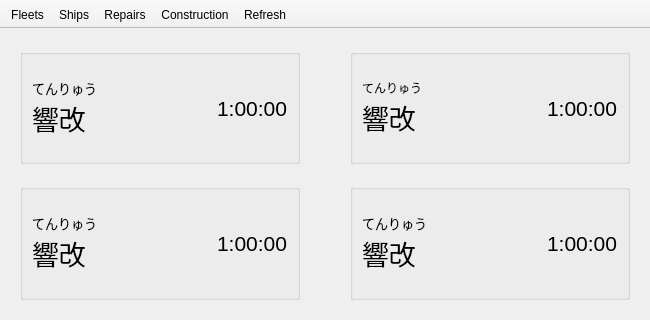
First picture: the form in KCMainWindow.ui, repository KanColleTool/kct-tool, before the edit.
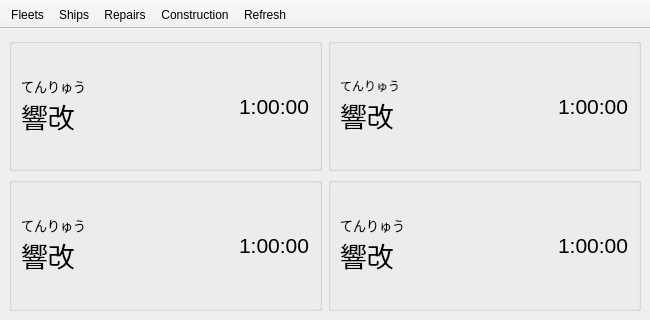
Second picture: the form after the edit. The open tabs and pages were chosen to show the change.

Commit message: These should be the same size

```diff
--- a/KCMainWindow.ui
+++ b/KCMainWindow.ui
@@ -1820,24 +1820,6 @@
       </widget>
       <widget class="QWidget" name="repairsPage">
        <layout class="QGridLayout" name="gridLayout_8">
-        <property name="leftMargin">
-         <number>20</number>
-        </property>
-        <property name="topMargin">
-         <number>20</number>
-        </property>
-        <property name="rightMargin">
-         <number>20</number>
-        </property>
-        <property name="bottomMargin">
-         <number>20</number>
-        </property>
-        <property name="horizontalSpacing">
-         <number>50</number>
-        </property>
-        <property name="verticalSpacing">
-         <number>20</number>
-        </property>
         <item row="2" column="0">
          <widget class="QGroupBox" name="repairBox3">
           <layout class="QHBoxLayout" name="horizontalLayout_3">
```
Left out of the diff: 2 changed lines with no effect on the pictures.
